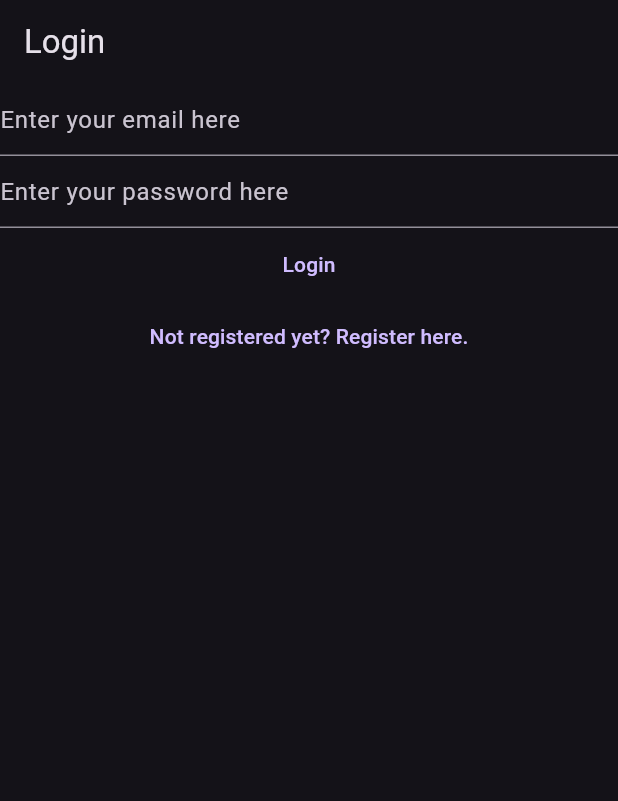
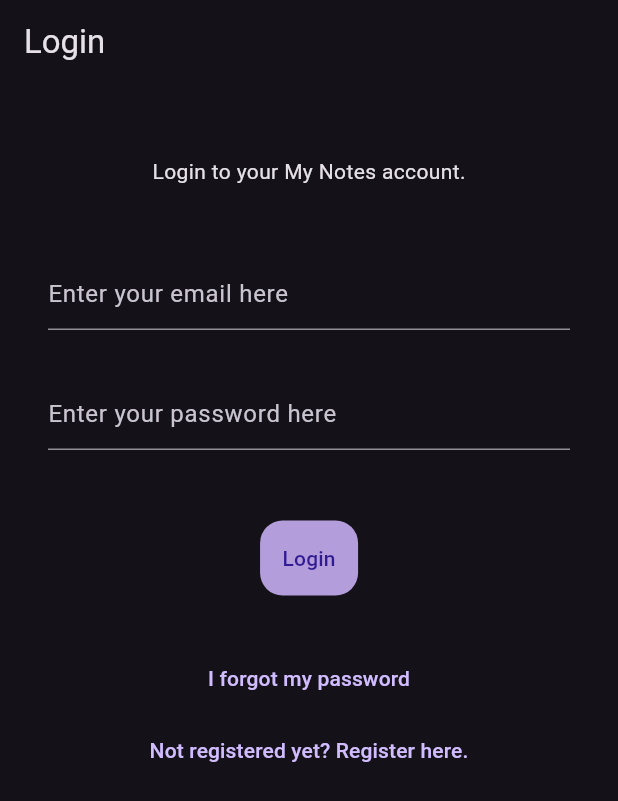
Before and after one commit to Arko-d/My-Notes, a Flutter app: the screen it shows after launch, on a phone screen of 412 x 824 dp. Shown: the top 801 px of the screen. Run offline on Flutter 3.47's test engine with Material 2 defaults, Android fonts, the phone set to English and light mode, and no system bars; our stand-ins replace cloud_firestore, equatable, firebase_auth, firebase_core, flutter_bloc, share_plus; accounts and stored records are empty.

Commit message:
Added password recovery and beautified app

```diff
--- a/lib/main.dart
+++ b/lib/main.dart
@@ -5,6 +5,7 @@ import 'package:mynotes/services/auth/bloc/auth_bloc.dart';
 import 'package:mynotes/services/auth/bloc/auth_event.dart';
 import 'package:mynotes/services/auth/bloc/auth_state.dart';
 import 'package:mynotes/services/auth/firebase_auth_provider.dart';
+import 'package:mynotes/views/forgot_password_view.dart';
 import 'package:mynotes/views/login_view.dart';
 import 'package:mynotes/views/notes/create_update_note_view.dart';
 import 'package:mynotes/views/notes/notes_view.dart';
@@ -52,6 +53,8 @@ class HomePage extends StatelessWidget {
           return const VerifyEmailView();
         } else if (state is AuthStateLoggedOut) {
           return const LoginView();
+        } else if (state is AuthStateForgotPassword) {
+          return const ForgotPasswordView();
         } else if (state is AuthStateRegistering) {
           return const RegisterView();
         } else {
--- a/lib/services/auth/auth_provider.dart
+++ b/lib/services/auth/auth_provider.dart
@@ -9,4 +9,5 @@ abstract class AuthProvider {
   Future<void> logOut();
   Future<void> sendEmailVerification();
   Future<void> initialize();
+  Future<void> sendPasswordReset({required String toEmail});
 }
--- a/lib/services/auth/auth_service.dart
+++ b/lib/services/auth/auth_service.dart
@@ -34,4 +34,8 @@ class AuthService implements AuthProvider {
 
   @override
   Future<void> initialize() => provider.initialize();
+
+  @override
+  Future<void> sendPasswordReset({required String toEmail}) =>
+      provider.sendPasswordReset(toEmail: toEmail);
 }
--- a/lib/services/auth/bloc/auth_event.dart
+++ b/lib/services/auth/bloc/auth_event.dart
@@ -30,6 +30,11 @@ class AuthEventShouldRegister extends AuthEvent {
   const AuthEventShouldRegister();
 }
 
+class AuthEventForgotPassword extends AuthEvent {
+  final String? email;
+  const AuthEventForgotPassword({this.email});
+}
+
 class AuthEventLogOut extends AuthEvent {
   const AuthEventLogOut();
 }
--- a/lib/services/auth/bloc/auth_state.dart
+++ b/lib/services/auth/bloc/auth_state.dart
@@ -20,6 +20,17 @@ class AuthStateRegistering extends AuthState {
   final Exception? exception;
   const AuthStateRegistering({required this.exception, required isLoading})
       : super(isLoading: isLoading);
+}
+
+class AuthStateForgotPassword extends AuthState {
+  final Exception? exception;
+  final bool hasSentEmail;
+
+  const AuthStateForgotPassword({
+    required this.exception,
+    required this.hasSentEmail,
+    required bool isLoading,
+  }) : super(isLoading: isLoading);
 }
 
 class AuthStateLoggedIn extends AuthState {
--- /dev/null
+++ b/lib/utilities/dialogs/password_reset_email_sent_dialog.dart
@@ -0,0 +1,12 @@
+import 'package:flutter/widgets.dart';
+import 'package:mynotes/utilities/dialogs/generic_dialog.dart';
+
+Future<void> showPasswordResetSentDialog(BuildContext context) {
+  return showGenericDialog(
+    context: context,
+    title: 'Password Reset',
+    content:
+        'We have sent you a password reset link. Please check your registered email ID for more information.',
+    optionsBuilder: () => {'OK': null},
+  );
+}
--- a/lib/views/login_view.dart
+++ b/lib/views/login_view.dart
@@ -51,23 +51,40 @@ class _LoginViewState extends State<LoginView> {
         appBar: AppBar(
           title: const Text("Login"),
         ),
-        body: Column(
+        body: Padding(
+          padding: const EdgeInsets.all(16.0),
+          child: SingleChildScrollView(
+            child: Column(
               children: [
-            TextField(
+                const Padding(
+                  padding: EdgeInsets.all(32.0),
+                  child: Text(
+                    'Login to your My Notes account.',
+                  ),
+                ),
+                Padding(
+                  padding: const EdgeInsets.all(16.0),
+                  child: TextField(
                       keyboardType: TextInputType.emailAddress,
                       enableSuggestions: false,
                       autocorrect: false,
-                decoration:
-                    const InputDecoration(hintText: 'Enter your email here'),
+                      decoration: const InputDecoration(
+                          hintText: 'Enter your email here'),
                       controller: _email),
-            TextField(
+                ),
+                Padding(
+                  padding: const EdgeInsets.all(16.0),
+                  child: TextField(
                       obscureText: true,
                       enableSuggestions: false,
                       autocorrect: false,
-                decoration:
-                    const InputDecoration(hintText: 'Enter your password here'),
+                      decoration: const InputDecoration(
+                          hintText: 'Enter your password here'),
                       controller: _password),
-            TextButton(
+                ),
+                Padding(
+                  padding: const EdgeInsets.all(32.0),
+                  child: TextButton(
                     onPressed: () async {
                       final email = _email.text;
                       final password = _password.text;
@@ -78,7 +95,24 @@ class _LoginViewState extends State<LoginView> {
                             ),
                           );
                     },
-              child: const Text('Login'),
+                    child: Text('Login',
+                        style: TextStyle(
+                            background: Paint()
+                              ..color = Colors.deepPurple.shade200
+                              ..strokeWidth = 30
+                              ..strokeJoin = StrokeJoin.round
+                              ..strokeCap = StrokeCap.round
+                              ..style = PaintingStyle.stroke,
+                            color: Colors.deepPurple.shade900)),
+                  ),
+                ),
+                TextButton(
+                  onPressed: () {
+                    context.read<AuthBloc>().add(
+                          const AuthEventForgotPassword(),
+                        );
+                  },
+                  child: const Text('I forgot my password'),
                 ),
                 TextButton(
                   onPressed: () {
@@ -86,8 +120,11 @@ class _LoginViewState extends State<LoginView> {
                           const AuthEventShouldRegister(),
                         );
                   },
-                child: const Text('Not registered yet? Register here.'))
+                  child: const Text('Not registered yet? Register here.'),
+                ),
               ],
+            ),
+          ),
         ),
       ),
     );
--- a/lib/views/notes/create_update_note_view.dart
+++ b/lib/views/notes/create_update_note_view.dart
@@ -117,6 +117,7 @@ class _CreateUpdateNoteViewState extends State<CreateUpdateNoteView> {
               return TextField(
                 controller: _textController,
                 keyboardType: TextInputType.multiline,
+                autofocus: ((_textController.text.isEmpty) ? true : false),
                 maxLines: null,
                 decoration: const InputDecoration(
                   hintText: 'Start typing your note',
```
Also changed, not shown: lib/services/auth/bloc/auth_bloc.dart (+43 -0 lines), lib/services/auth/firebase_auth_provider.dart (+18 -0 lines), lib/views/forgot_password_view.dart (added, +85 -0 lines), lib/views/register_view.dart (+49 -10 lines), 1 other file. Lines whose indentation alone changed are shown as unchanged.
